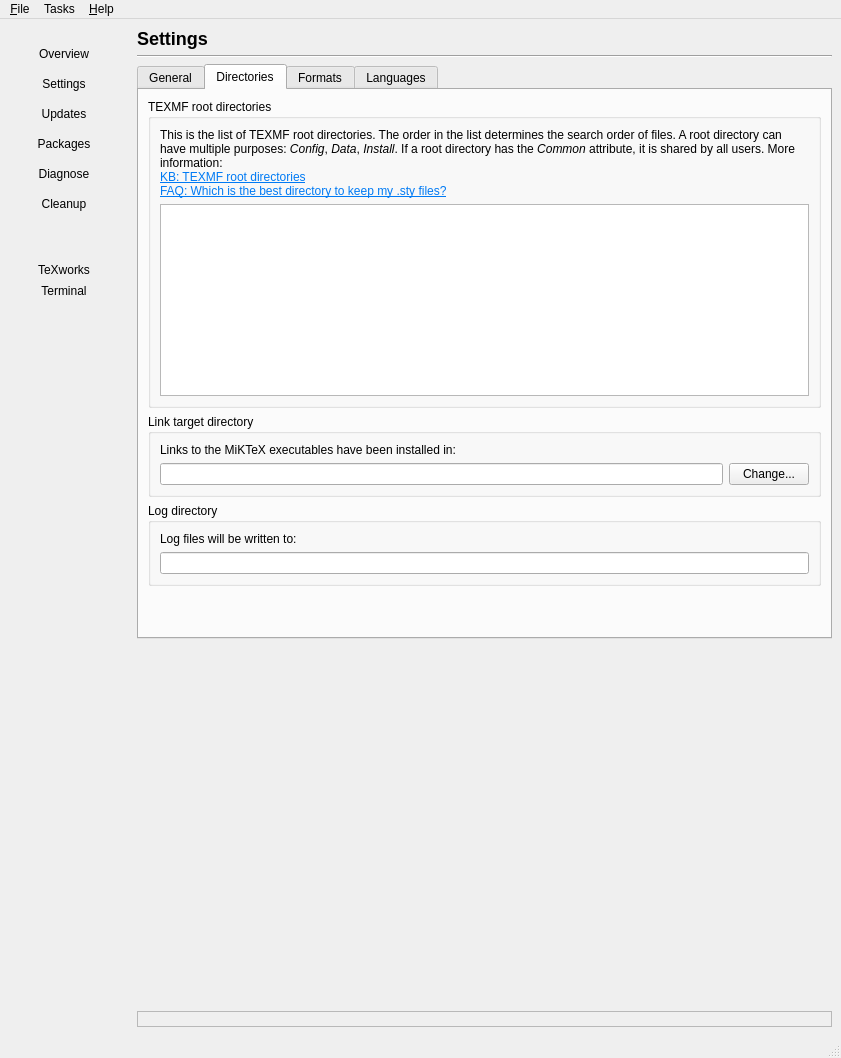
This is Programs/MiKTeX/Console/Qt/mainwindow.ui in MiKTeX/miktex as Qt 5 draws it before an edit. The edited form follows.
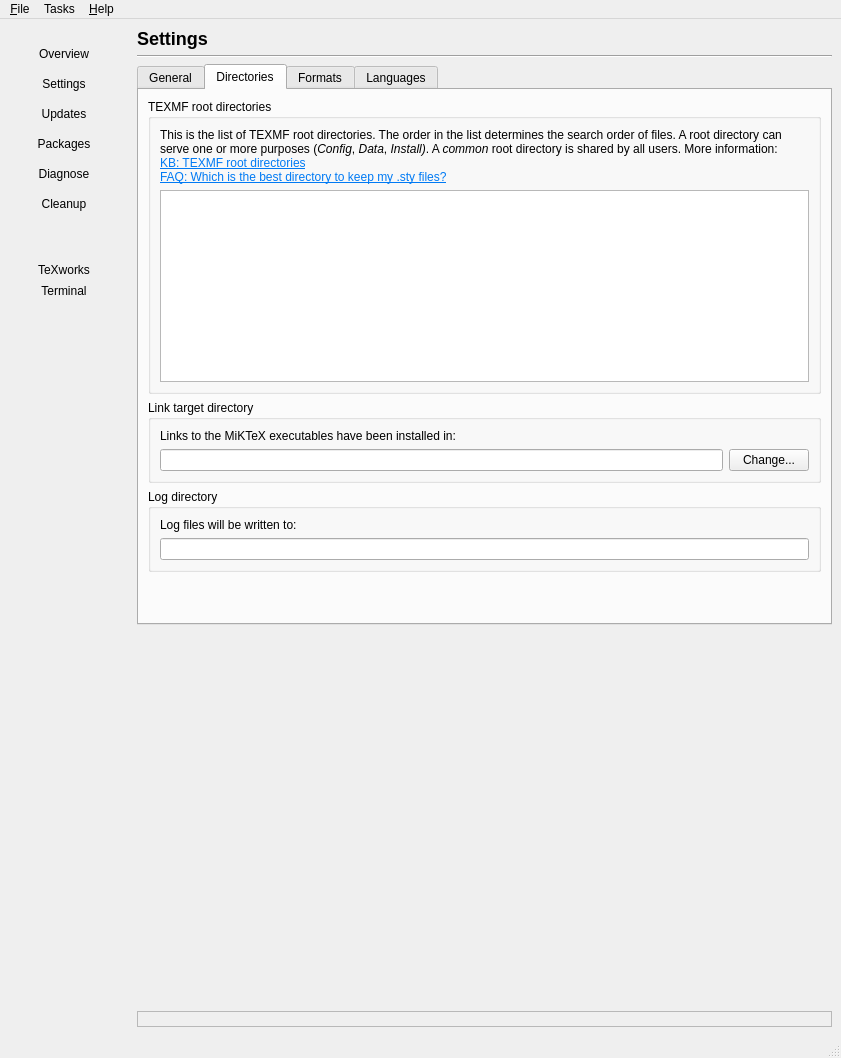
This is the edited form. The open tabs and pages were chosen to show the change. Icons and pictures are not drawn.

Diff of the .ui file:
```diff
--- a/Programs/MiKTeX/Console/Qt/mainwindow.ui
+++ b/Programs/MiKTeX/Console/Qt/mainwindow.ui
@@ -1170,7 +1170,7 @@
                   <item>
                    <widget class="QLabel" name="label_14">
                     <property name="text">
-                     <string>&lt;html&gt;&lt;head/&gt;&lt;body&gt;&lt;p&gt;This is the list of TEXMF root directories. The order in the list determines the search order of files. A root directory can have multiple purposes: &lt;span style=&quot; font-style:italic;&quot;&gt;Config&lt;/span&gt;, &lt;span style=&quot; font-style:italic;&quot;&gt;Data&lt;/span&gt;, &lt;span style=&quot; font-style:italic;&quot;&gt;Install&lt;/span&gt;. If a root directory has the &lt;span style=&quot; font-style:italic;&quot;&gt;Common&lt;/span&gt; attribute, it is shared by all users. More information:&lt;br/&gt;&lt;a href=&quot;https://miktex.org/kb/texmf-roots&quot;&gt;&lt;span style=&quot; text-decoration: underline; color:#007af4;&quot;&gt;KB: TEXMF root directories&lt;/span&gt;&lt;/a&gt;&lt;br/&gt;&lt;a href=&quot;https://miktex.org/faq/local-additions&quot;&gt;&lt;span style=&quot; text-decoration: underline; color:#007af4;&quot;&gt;FAQ: Which is the best directory to keep my .sty files?&lt;/span&gt;&lt;/a&gt;&lt;/p&gt;&lt;/body&gt;&lt;/html&gt;</string>
+                     <string>&lt;html&gt;&lt;head/&gt;&lt;body&gt;&lt;p&gt;This is the list of TEXMF root directories. The order in the list determines the search order of files. A root directory can serve one or more purposes (&lt;span style=&quot; font-style:italic;&quot;&gt;Config&lt;/span&gt;, &lt;span style=&quot; font-style:italic;&quot;&gt;Data&lt;/span&gt;, &lt;span style=&quot; font-style:italic;&quot;&gt;Install)&lt;/span&gt;. A &lt;span style=&quot; font-style:italic;&quot;&gt;common&lt;/span&gt; root directory is shared by all users. More information:&lt;br/&gt;&lt;a href=&quot;https://miktex.org/kb/texmf-roots&quot;&gt;&lt;span style=&quot; text-decoration: underline; color:#007af4;&quot;&gt;KB: TEXMF root directories&lt;/span&gt;&lt;/a&gt;&lt;br/&gt;&lt;a href=&quot;https://miktex.org/faq/local-additions&quot;&gt;&lt;span style=&quot; text-decoration: underline; color:#007af4;&quot;&gt;FAQ: Which is the best directory to keep my .sty files?&lt;/span&gt;&lt;/a&gt;&lt;/p&gt;&lt;/body&gt;&lt;/html&gt;</string>
                     </property>
                     <property name="wordWrap">
                      <bool>true</bool>
```
Left out of the diff: 12 changed lines with no effect on the pictures.
